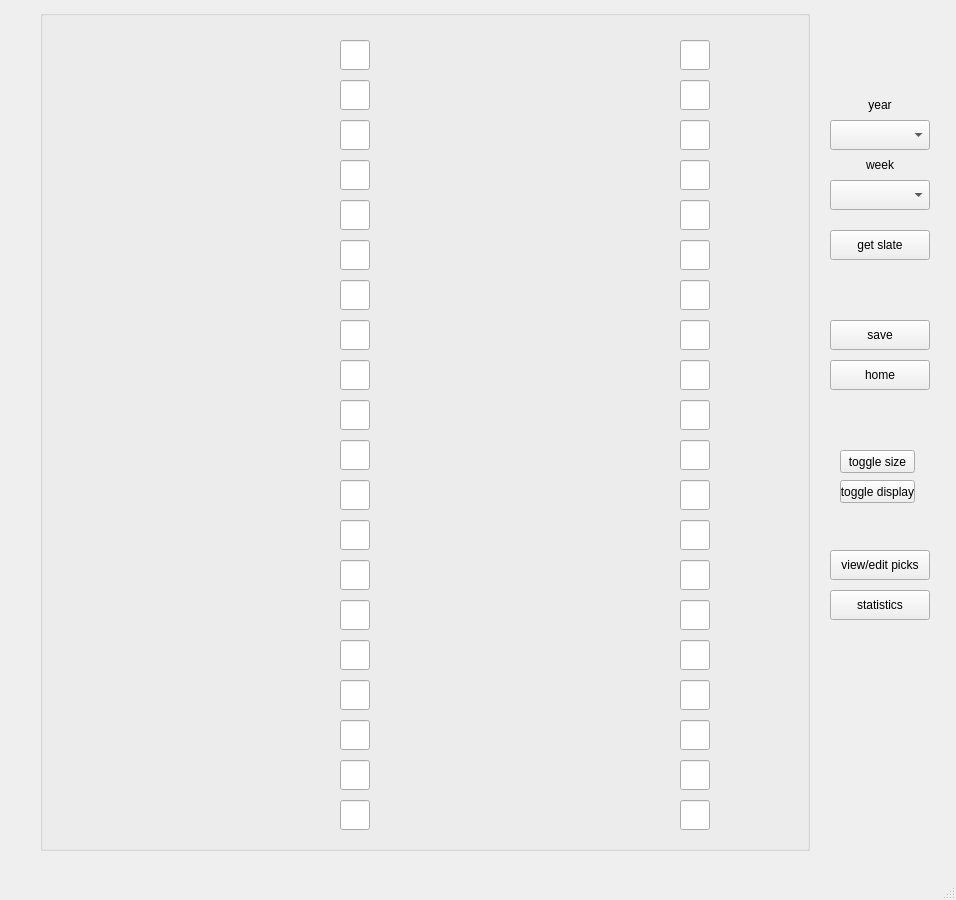
First picture: the form in nfl_picks.ui, repository midnighter67/NFLPicks, before the edit.
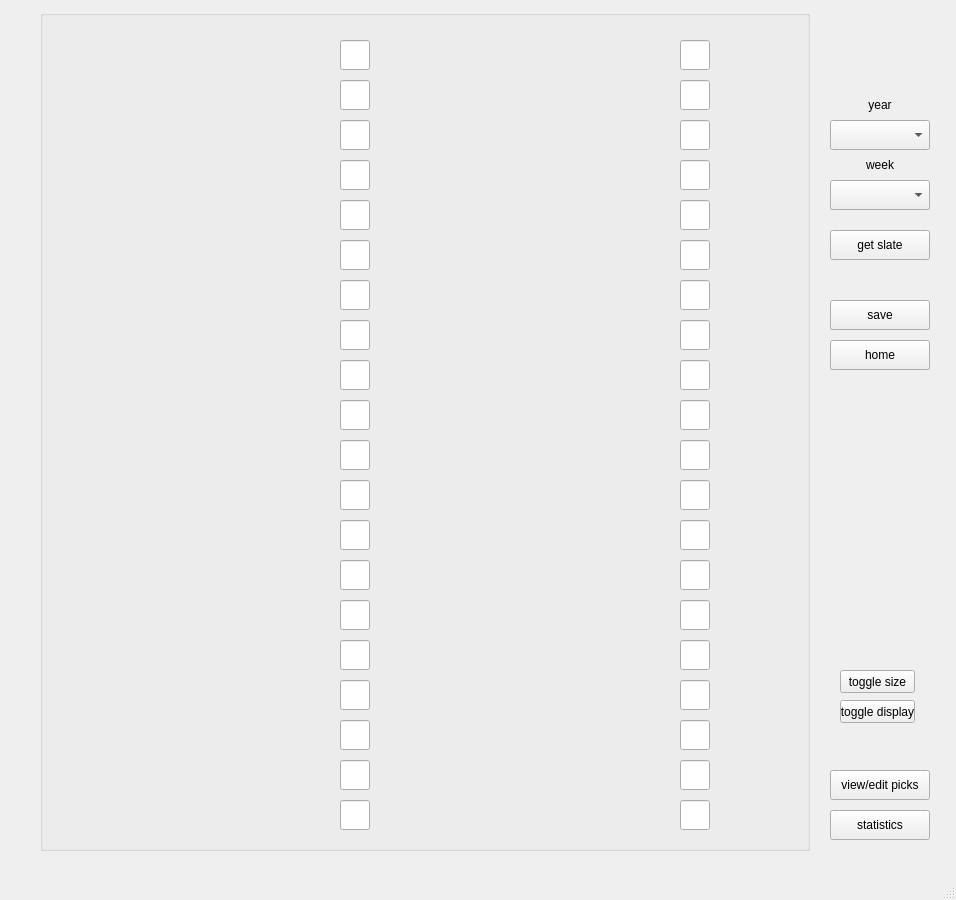
Second picture: the form after the edit.

Commit message: added 'result' column to db; updated code to use this column to display 'C' or 'X';

Diff of the .ui file:
```diff
--- a/nfl_picks.ui
+++ b/nfl_picks.ui
@@ -3148,7 +3148,7 @@
     <property name="geometry">
      <rect>
       <x>840</x>
-      <y>450</y>
+      <y>670</y>
       <width>75</width>
       <height>23</height>
      </rect>
@@ -3161,7 +3161,7 @@
     <property name="geometry">
      <rect>
       <x>840</x>
-      <y>480</y>
+      <y>700</y>
       <width>75</width>
       <height>23</height>
      </rect>
@@ -3174,7 +3174,7 @@
     <property name="geometry">
      <rect>
       <x>830</x>
-      <y>550</y>
+      <y>770</y>
       <width>100</width>
       <height>30</height>
      </rect>
@@ -3187,7 +3187,7 @@
     <property name="geometry">
      <rect>
       <x>830</x>
-      <y>590</y>
+      <y>810</y>
       <width>100</width>
       <height>30</height>
      </rect>
@@ -3200,7 +3200,7 @@
     <property name="geometry">
      <rect>
       <x>830</x>
-      <y>360</y>
+      <y>340</y>
       <width>100</width>
       <height>30</height>
      </rect>
@@ -3213,7 +3213,7 @@
     <property name="geometry">
      <rect>
       <x>830</x>
-      <y>320</y>
+      <y>300</y>
       <width>100</width>
       <height>30</height>
      </rect>
@@ -3222,6 +3222,54 @@
      <string>save</string>
     </property>
    </widget>
+   <widget class="QLabel" name="recordLabel">
+    <property name="geometry">
+     <rect>
+      <x>850</x>
+      <y>420</y>
+      <width>60</width>
+      <height>30</height>
+     </rect>
+    </property>
+    <property name="font">
+     <font>
+      <family>Times New Roman</family>
+      <pointsize>16</pointsize>
+      <weight>75</weight>
+      <bold>true</bold>
+     </font>
+    </property>
+    <property name="text">
+     <string/>
+    </property>
+    <property name="alignment">
+     <set>Qt::AlignLeading|Qt::AlignLeft|Qt::AlignVCenter</set>
+    </property>
+   </widget>
+   <widget class="QLabel" name="percentageLabel">
+    <property name="geometry">
+     <rect>
+      <x>850</x>
+      <y>450</y>
+      <width>60</width>
+      <height>30</height>
+     </rect>
+    </property>
+    <property name="font">
+     <font>
+      <family>Times New Roman</family>
+      <pointsize>16</pointsize>
+      <weight>75</weight>
+      <bold>true</bold>
+     </font>
+    </property>
+    <property name="text">
+     <string/>
+    </property>
+    <property name="alignment">
+     <set>Qt::AlignLeading|Qt::AlignLeft|Qt::AlignVCenter</set>
+    </property>
+   </widget>
   </widget>
   <widget class="QMenuBar" name="menubar">
    <property name="geometry">
```
Left out of the diff: 22 changed lines with no effect on the pictures. The commit also changes 1 other file.
